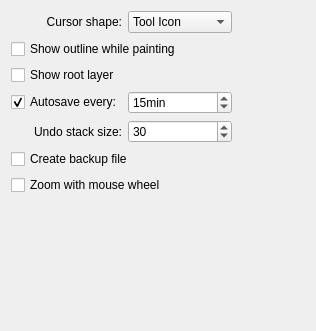
The window that krita/ui/forms/wdggeneralsettings.ui (KDE/krita) describes before a commit, drawn with Qt 5.
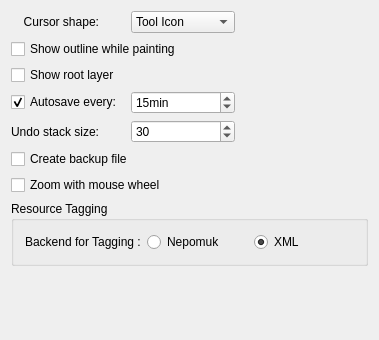
The same window after the commit.

Commit message: Added the Radio buttons for changing backends for tagging.

What changed in the file:
```diff
--- a/krita/ui/forms/wdggeneralsettings.ui
+++ b/krita/ui/forms/wdggeneralsettings.ui
@@ -6,12 +6,12 @@
    <rect>
     <x>0</x>
     <y>0</y>
-    <width>316</width>
-    <height>331</height>
+    <width>379</width>
+    <height>340</height>
    </rect>
   </property>
   <layout class="QGridLayout" name="gridLayout">
-   <item row="0" column="0" colspan="2">
+   <item row="0" column="0">
     <widget class="QLabel" name="textLabel1">
      <property name="text">
       <string>Cursor shape:</string>
@@ -102,7 +102,7 @@
      </property>
     </widget>
    </item>
-   <item row="4" column="0" colspan="2">
+   <item row="4" column="0">
     <widget class="QLabel" name="label">
      <property name="text">
       <string>Undo stack size:</string>
@@ -128,22 +128,6 @@
      </property>
     </widget>
    </item>
-   <item row="7" column="1">
-    <spacer name="spacer2">
-     <property name="orientation">
-      <enum>Qt::Vertical</enum>
-     </property>
-     <property name="sizeType">
-      <enum>QSizePolicy::Expanding</enum>
-     </property>
-     <property name="sizeHint" stdset="0">
-      <size>
-       <width>20</width>
-       <height>41</height>
-      </size>
-     </property>
-    </spacer>
-   </item>
    <item row="5" column="0" colspan="3">
     <widget class="QCheckBox" name="m_backupFileCheckBox">
      <property name="text">
@@ -165,6 +149,65 @@
      </property>
     </widget>
    </item>
+   <item row="7" column="0" colspan="4">
+    <widget class="QGroupBox" name="grpResourceTagging">
+     <property name="enabled">
+      <bool>true</bool>
+     </property>
+     <property name="title">
+      <string>Resource Tagging</string>
+     </property>
+     <layout class="QFormLayout" name="formLayout">
+      <item row="0" column="0">
+       <widget class="QLabel" name="lblBackend">
+        <property name="text">
+         <string>Backend for Tagging :</string>
+        </property>
+       </widget>
+      </item>
+      <item row="0" column="1">
+       <layout class="QHBoxLayout" name="horizontalLayout">
+        <item>
+         <widget class="QRadioButton" name="radioNepomuk">
+          <property name="text">
+           <string>Nepomuk</string>
+          </property>
+          <property name="checked">
+           <bool>false</bool>
+          </property>
+         </widget>
+        </item>
+        <item>
+         <widget class="QRadioButton" name="radioXml">
+          <property name="text">
+           <string>XML</string>
+          </property>
+          <property name="checked">
+           <bool>true</bool>
+          </property>
+         </widget>
+        </item>
+       </layout>
+      </item>
+     </layout>
+    </widget>
+   </item>
+   <item row="8" column="1">
+    <spacer name="spacer2">
+     <property name="orientation">
+      <enum>Qt::Vertical</enum>
+     </property>
+     <property name="sizeType">
+      <enum>QSizePolicy::Expanding</enum>
+     </property>
+     <property name="sizeHint" stdset="0">
+      <size>
+       <width>20</width>
+       <height>41</height>
+      </size>
+     </property>
+    </spacer>
+   </item>
   </layout>
  </widget>
  <layoutdefault spacing="6" margin="11"/>
```
Left out of the diff: 14 changed lines with no effect on the pictures. The commit also changes 4 other files.
